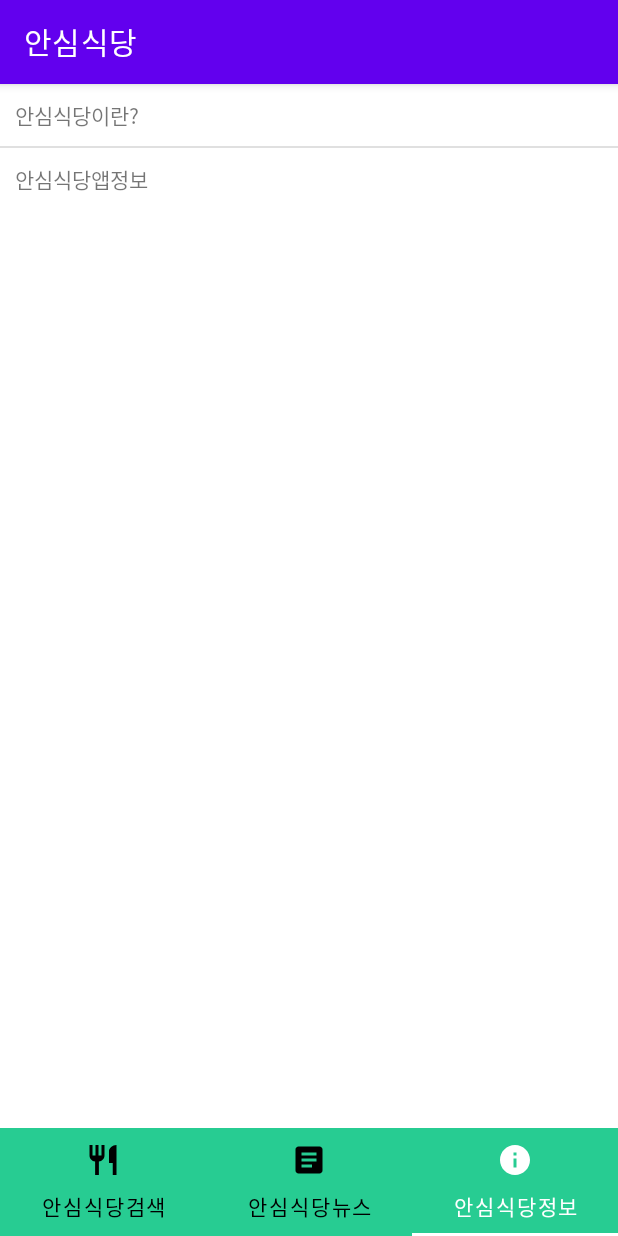
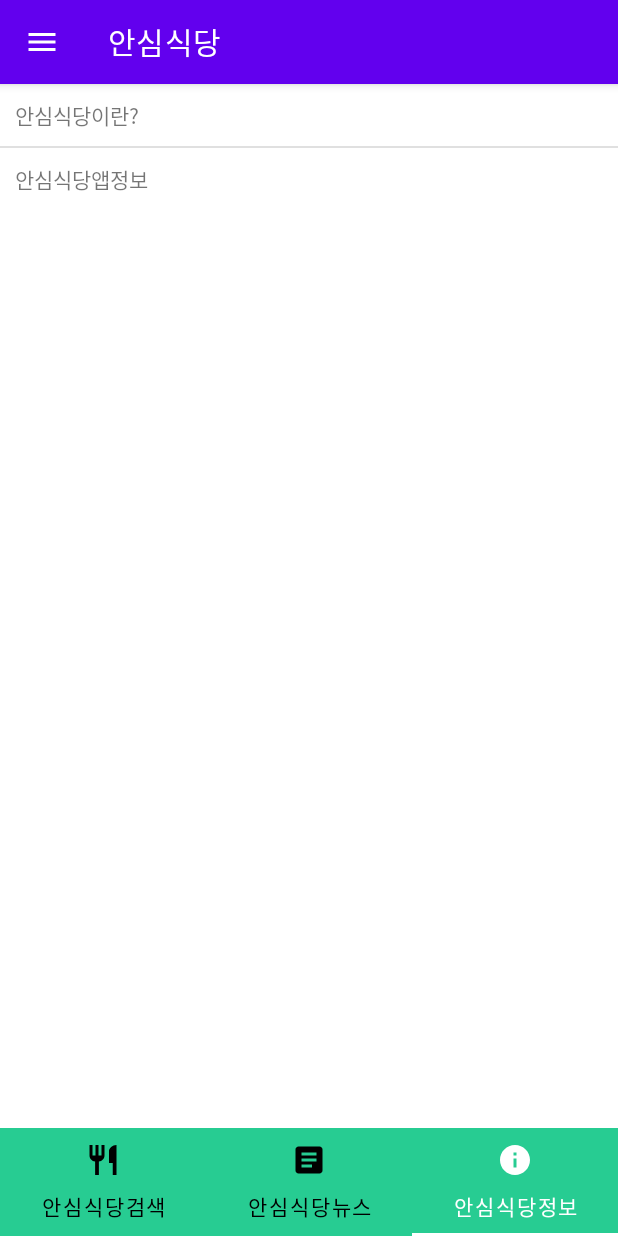
Before and after one commit to LEEHYEONYONG/SunmoonGFairProject, an Android app: the ImportantActivity screen opened directly, with no data from a screen before it, item 3 of the bottom bar chosen, on a phone screen of 412 x 824 dp. Run offline under Robolectric (Android 15) with nearby library versions, the phone set to English and light mode, and no system bars; 7 statements that could not run were skipped.

Commit message:
complete UI(일단 다 완성함.)

```diff
--- a/app/src/main/java/com/example/gfairproject/ImportantActivity.java
+++ b/app/src/main/java/com/example/gfairproject/ImportantActivity.java
@@ -2,6 +2,7 @@ package com.example.gfairproject;
 
 import androidx.annotation.NonNull;
 import androidx.appcompat.app.AppCompatActivity;
+import androidx.drawerlayout.widget.DrawerLayout;
 import androidx.fragment.app.Fragment;
 import androidx.fragment.app.FragmentManager;
 import androidx.fragment.app.FragmentStatePagerAdapter;
@@ -12,7 +13,9 @@ import android.graphics.Color;
 import android.graphics.PorterDuff;
 import android.icu.text.IDNA;
 import android.os.Bundle;
+import android.view.MenuItem;
 import android.view.View;
+import android.widget.LinearLayout;
 
 import com.google.android.material.tabs.TabLayout;
 
@@ -20,6 +23,9 @@ import java.util.ArrayList;
 
 public class ImportantActivity extends AppCompatActivity {
 
+
+    DrawerLayout drawerLayout;
+    LinearLayout drawerView;
     ViewPager pager;
     TabLayout tab;
     PageAdapter ad;
@@ -33,7 +39,11 @@ public class ImportantActivity extends AppCompatActivity {
         setContentView(R.layout.activity_important);
 
         getSupportActionBar().setTitle("안심식당");
+        getSupportActionBar().setDisplayHomeAsUpEnabled(true);
+        getSupportActionBar().setHomeAsUpIndicator(R.drawable.ic_baseline_menu_24);
 
+        drawerLayout = findViewById(R.id.drawerLayout);
+        drawerView = findViewById(R.id.drawerView);
         tab = findViewById(R.id.tab);
         pager = findViewById(R.id.pager);
 
@@ -101,4 +111,14 @@ public class ImportantActivity extends AppCompatActivity {
         //super.onBackPressed();
         backPressCloseHandler.onBackPressed();
     }
+
+    @Override
+    public boolean onOptionsItemSelected(@NonNull MenuItem item) {
+        switch(item.getItemId()){
+            case android.R.id.home:
+                drawerLayout.openDrawer(drawerView);
+                break;
+        }
+        return super.onOptionsItemSelected(item);
+    }
 }
--- /dev/null
+++ b/app/src/main/res/drawable/ic_baseline_menu_24.xml
@@ -0,0 +1,5 @@
+<vector android:height="24dp" android:tint="#FFFFFF"
+    android:viewportHeight="24" android:viewportWidth="24"
+    android:width="24dp" xmlns:android="http://schemas.android.com/apk/res/android">
+    <path android:fillColor="@android:color/white" android:pathData="M3,18h18v-2L3,16v2zM3,13h18v-2L3,11v2zM3,6v2h18L21,6L3,6z"/>
+</vector>
--- a/app/src/main/res/layout/activity_important.xml
+++ b/app/src/main/res/layout/activity_important.xml
@@ -8,6 +8,8 @@
     android:id="@+id/drawerLayout"
     android:background="#FFFFFF">
 
+
+    <include layout="@layout/drawer_view"/>
     <LinearLayout
         android:layout_width="match_parent"
         android:layout_height="match_parent"
```
Also changed, not shown: app/src/main/res/layout/drawer_view.xml (added, +28 -0 lines).
